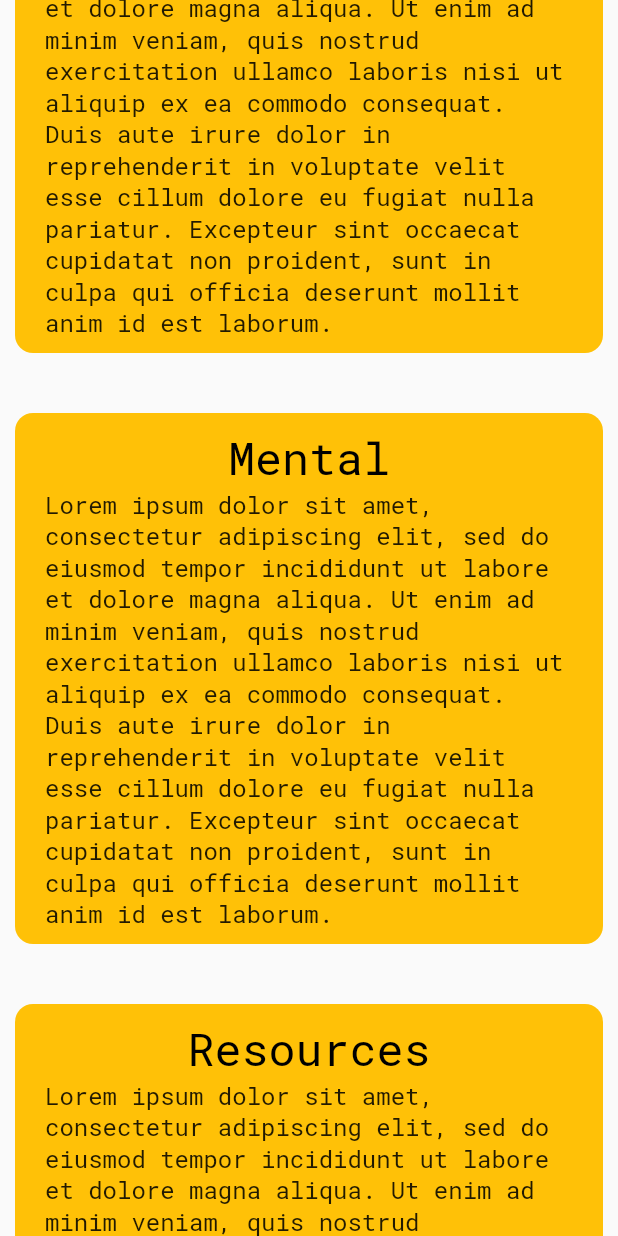
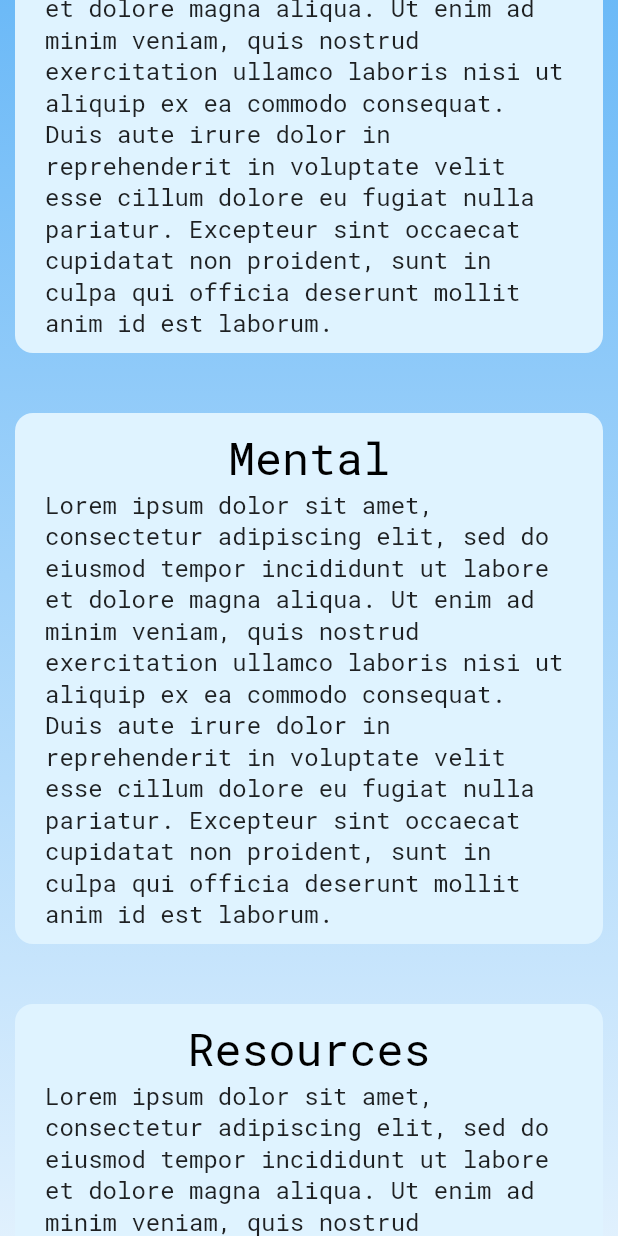
Before and after one commit to Roope1/UIUX-final-project, a Flutter app: the screen it shows after launch, scrolled down 1152 dp, on a phone screen of 412 x 824 dp. Run offline on Flutter 3.47's test engine with Material 2 defaults, Android fonts, the phone set to English and light mode, and no system bars; our stand-ins replace google_fonts.

Commit message:
placeholder image and color stuff

```diff
--- a/project/lib/main.dart
+++ b/project/lib/main.dart
@@ -3,6 +3,7 @@
 
 import 'package:flutter/material.dart';
 import 'package:google_fonts/google_fonts.dart';
+
 
 var titleTextStyle = GoogleFonts.robotoMono(
   fontSize: 72,
@@ -15,7 +16,7 @@
 const double textBoxWidth = 800;
 
 var textBoxDec = const BoxDecoration (
-  color: Colors.amber,
+  color: Color(0xffDFF3FF),
   borderRadius: BorderRadius.all(
     Radius.circular(12.0),
   ),
@@ -59,7 +60,13 @@
 
             //Title box
             Container(
-              color: Colors.blue,
+              decoration: const BoxDecoration(
+                image: DecorationImage(
+                  image: AssetImage("assets/Images/BGImage.jpg"),
+                  fit: BoxFit.fitHeight,
+                  )
+
+               ),
               height: MediaQuery.of(context).size.height / 1.5,
               width: MediaQuery.of(context).size.width,
               padding: const EdgeInsets.only(left: 100),
@@ -73,8 +80,43 @@
             ),
 
             // Navigation bar
+            const NavBar(),
+
+            // Actual page content
             Container(
+              width: double.infinity,
+              decoration: const BoxDecoration(
+                gradient: LinearGradient(
+                  begin: Alignment.topCenter,
+                  end: Alignment.bottomCenter,
+                  colors: [
+                    Colors.blue,
+                    Colors.white,
+                  ]
+                )
+              ),
+              child: Column (
+                children: const <Widget>[
+                  SocialContent(),
+                  PhysicalContent(),
+                  MentalContent(),
+                  ResourcesContent(),
+                ],
+              )
+            )
+          ],
+        )
+      ),
+    );
+  }
+}
 
+class NavBar extends StatelessWidget {
+  const NavBar({Key? key}) : super(key: key);
+
+  @override
+  Widget build(BuildContext context) {
+    return Container(
      color: Colors.teal,
      height: 70,
      width: MediaQuery.of(context).size.width,
@@ -88,22 +130,7 @@
          NavButton("Mental"),
          NavButton("Physical"),
          NavButton("Resources"),
-
        ],
-              ),
-            ),
-
-            // Actual page content
-            Column (
-              children: const <Widget>[
-                SocialContent(),
-                PhysicalContent(),
-                MentalContent(),
-                ResourcesContent(),
-              ],
-            )
-          ],
-        )
      ),
     );
   }
```
Also changed, not shown: project/pubspec.yaml (+4 -3 lines), project/assets/Images/BGImage.jpg (added). Lines whose indentation alone changed are shown as unchanged.
